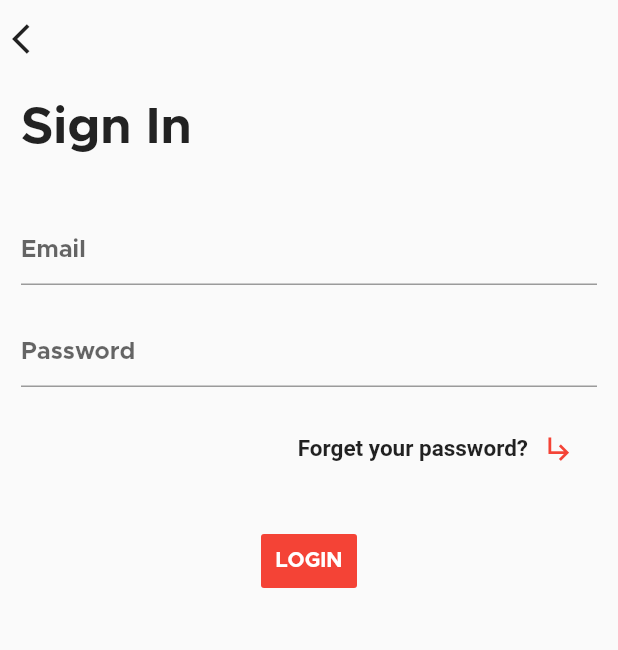
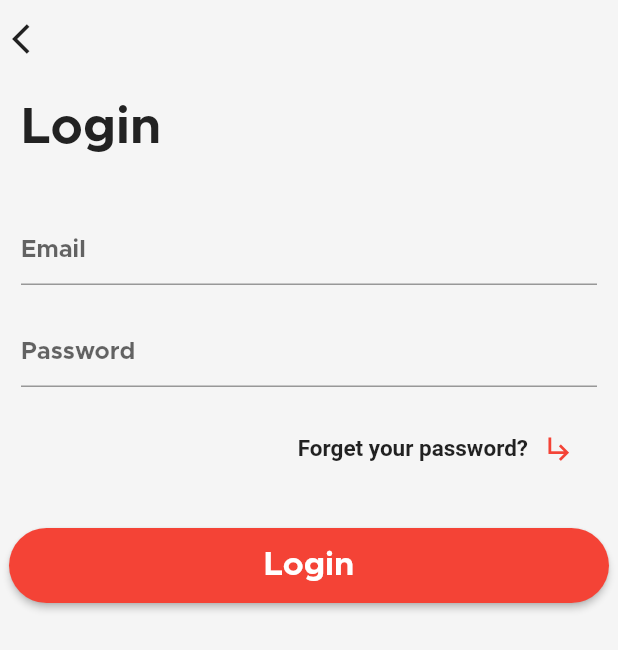
Before and after one commit to ItsJuniorDias/Ecommerce-Flutter, a Flutter app: the screen it shows after launch, on a phone screen of 412 x 824 dp. Shown: the top 650 px of the screen. Run offline on Flutter 3.47's test engine with Material 2 defaults, Android fonts, the phone set to English and light mode, and no system bars; Roboto replaces fonts that are missing (Metropolis-Normal).

Commit message:
Add Button

```diff
--- a/studentbook/lib/pages/SignIn.dart
+++ b/studentbook/lib/pages/SignIn.dart
@@ -5,6 +5,7 @@ class SignIn extends StatelessWidget {
   @override
   Widget build(BuildContext context) {
     return Scaffold(
+      backgroundColor: Colors.grey[100],
       body: SafeArea(
         child: Column(
           crossAxisAlignment: CrossAxisAlignment.start,
@@ -13,12 +14,13 @@ class SignIn extends StatelessWidget {
               margin: EdgeInsets.fromLTRB(8, 14, 0, 25),
               child: Row(
                 children: <Widget>[
-                        Icon(Icons.arrow_back_ios, size:24),
-                      ],),
+                  Icon(Icons.arrow_back_ios, size: 24),
+                ],
+              ),
             ),
             Container(
               margin: EdgeInsets.fromLTRB(14, 5, 0, 0),
-                    child: Text("Sign In",
+              child: Text("Login",
                   style: TextStyle(
                       fontSize: 34,
                       fontFamily: "Metropolis",
@@ -26,61 +28,63 @@ class SignIn extends StatelessWidget {
                       color: Color(0xFF222222))),
             ),
             Container(
-
               width: 600,
               height: 200,
-                    margin:  EdgeInsets.fromLTRB(14, 40, 14, 0),
+              margin: EdgeInsets.fromLTRB(14, 40, 14, 0),
               child: Column(
                 crossAxisAlignment: CrossAxisAlignment.end,
                 children: <Widget>[
                   FormComponent(),
                   Container(
-                        margin:  EdgeInsets.fromLTRB(14, 30, 14, 0),
+                    margin: EdgeInsets.fromLTRB(14, 30, 14, 0),
                     child: Row(
                       mainAxisAlignment: MainAxisAlignment.end,
                       children: <Widget>[
-
                         Text("Forget your password?",
                             style: TextStyle(
                                 fontSize: 15,
                                 fontFamily: "Metropolis-Normal",
-                              fontWeight: FontWeight.w600
-                            )
+                                fontWeight: FontWeight.w600)),
+                        Container(
+                          margin: EdgeInsets.fromLTRB(10, 0, 0, 0),
+                          child: Icon(Icons.subdirectory_arrow_right,
+                              size: 22, color: Colors.red[500]),
                         ),
-                           Container(
-                             margin: EdgeInsets.fromLTRB(10, 0,0 , 0),
-                             child:Icon(Icons.subdirectory_arrow_right,
-                             size:22,
-                             color:
-                             Colors.red[500]
+                      ],
+                    ),
+                  ),
+                ],
               ),
             ),
 
-                        ],),
-
-                      ),
-                    ],),
-
-                  ),
-
             Container(
+                margin: EdgeInsets.fromLTRB(0, 10, 0, 0) ,
                 child: Row(
                 mainAxisAlignment: MainAxisAlignment.center,
                 children: <Widget>[
-                         ButtonBar(
-                          children: <Widget>[
-                          FlatButton(
-                          child: Text('LOGIN'),
-                          color: Colors.red[500],
-                          onPressed: () {/** */},
+
+                ButtonTheme(
+                  height: 50.0,
+                  minWidth: 400,
+                  child: RaisedButton(
+                    onPressed: () => {
+                      print("pressionei o botão"),
+                    },
+                    shape: new RoundedRectangleBorder(
+                        borderRadius: new BorderRadius.circular(30.0)),
+                    child: Text(
+                      "Login",
+                      style: TextStyle(
+                        color: Colors.white,
+                        fontSize: 22,
+                        fontWeight: FontWeight.w400
                         ),
+                    ),
+                    color: Colors.red,
+                  ),
+                )
               ],
-                    )
-                      ],)
-                    ),
-
-
-
+            )),
           ],
         ),
       ),
```
Lines whose indentation alone changed are shown as unchanged.
